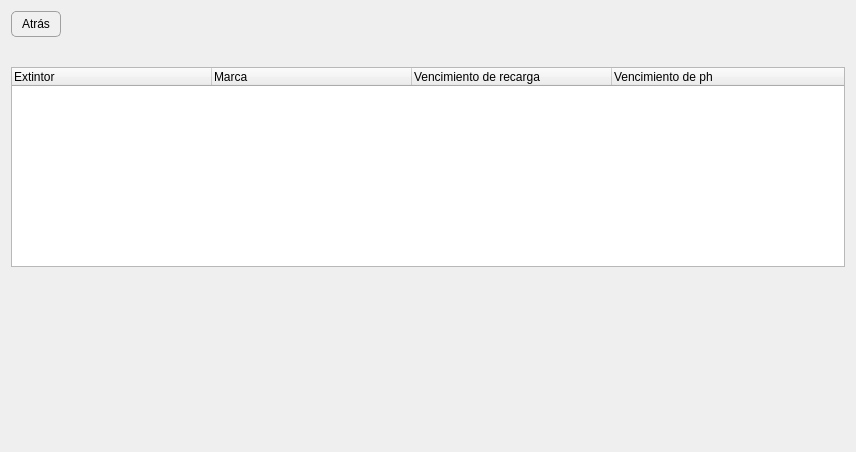
Qt form resources/ui/ext_client_details.ui (Julian2455/beatmat) before a commit.
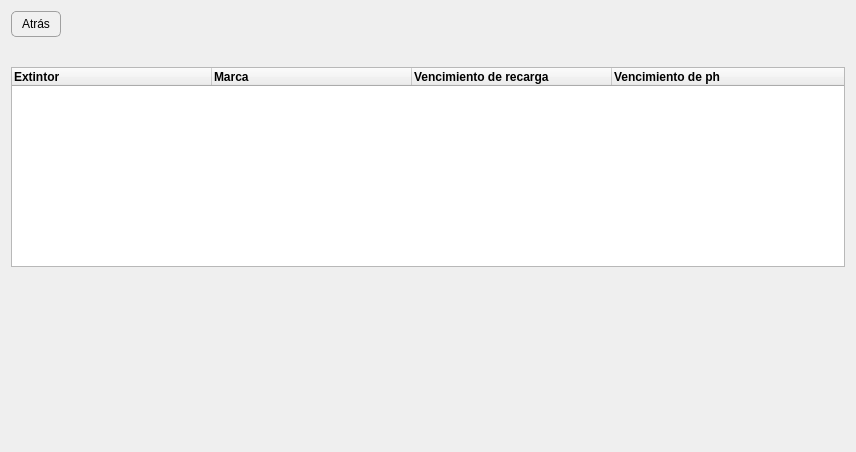
The same form after that commit.

The edit to the form file:
```diff
--- a/resources/ui/ext_client_details.ui
+++ b/resources/ui/ext_client_details.ui
@@ -133,6 +133,11 @@
       <property name="text">
        <string>Extintor</string>
       </property>
+      <property name="font">
+       <font>
+        <bold>true</bold>
+       </font>
+      </property>
       <property name="textAlignment">
        <set>AlignLeading|AlignVCenter</set>
       </property>
@@ -141,6 +146,11 @@
       <property name="text">
        <string>Marca</string>
       </property>
+      <property name="font">
+       <font>
+        <bold>true</bold>
+       </font>
+      </property>
       <property name="textAlignment">
        <set>AlignLeading|AlignVCenter</set>
       </property>
@@ -149,6 +159,11 @@
       <property name="text">
        <string>Vencimiento de recarga</string>
       </property>
+      <property name="font">
+       <font>
+        <bold>true</bold>
+       </font>
+      </property>
       <property name="textAlignment">
        <set>AlignLeading|AlignVCenter</set>
       </property>
@@ -157,6 +172,11 @@
       <property name="text">
        <string>Vencimiento de ph</string>
       </property>
+      <property name="font">
+       <font>
+        <bold>true</bold>
+       </font>
+      </property>
       <property name="textAlignment">
        <set>AlignLeading|AlignVCenter</set>
       </property>
```
